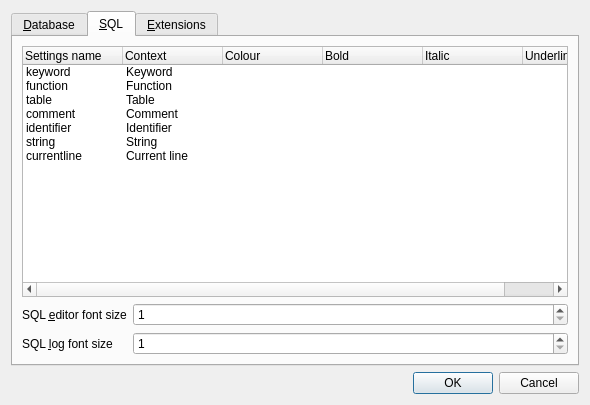
Before: the Qt Designer form src/PreferencesDialog.ui in sqlitebrowser/sqlitebrowser, drawn with Qt 5.
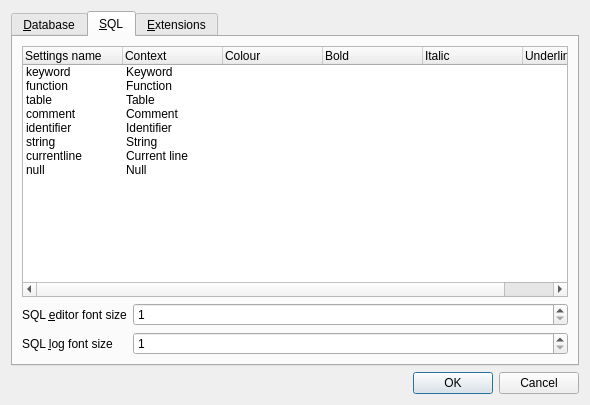
After: the same form once the commit is applied. The open tabs and pages were chosen to show the change. Icons and pictures are not drawn.

Commit message: Add NULL to the SQL Preferences tab

What changed in the file:
```diff
--- a/src/PreferencesDialog.ui
+++ b/src/PreferencesDialog.ui
@@ -296,6 +296,14 @@
            <string>Current line</string>
           </property>
          </item>
+         <item>
+          <property name="text">
+           <string>null</string>
+          </property>
+          <property name="text">
+           <string>Null</string>
+          </property>
+         </item>
         </widget>
        </item>
        <item>
```
The commit also changes 1 other file.
